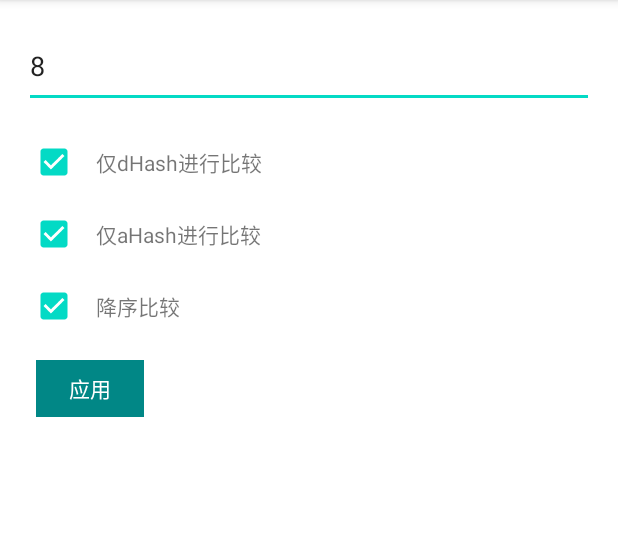
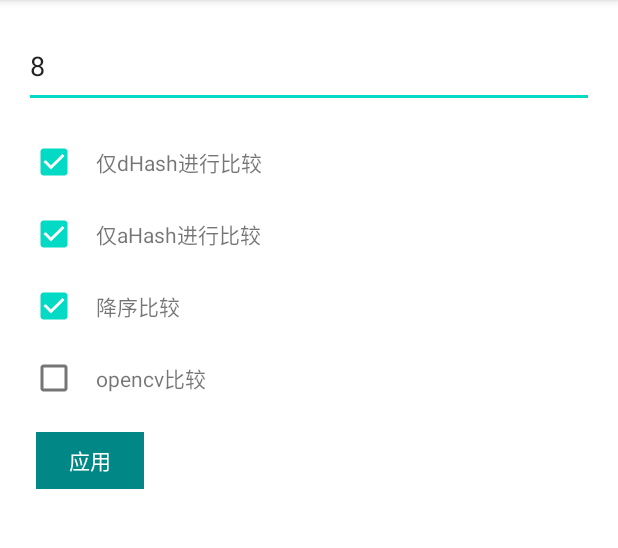
Before and after one commit to panwj/pwjCode, an Android app: the SettingActivity screen opened directly, with no data from a screen before it, on a phone screen of 412 x 824 dp, the part 84-632 px from its top. Run offline under Robolectric (Android 15) with nearby library versions, the phone set to English and light mode, and no system bars.

Commit message:
添加opencv比较方式以及优化代码

```diff
--- a/SimiImageDemo/app/src/main/java/com/ex/simi/SettingActivity.java
+++ b/SimiImageDemo/app/src/main/java/com/ex/simi/SettingActivity.java
@@ -20,9 +20,9 @@ import com.ex.simi.util.Logv;
 public class SettingActivity extends AppCompatActivity {
 
     private EditText mEditText;
-    private CheckBox mDCb, mACb, mDescCb;
+    private CheckBox mDCb, mACb, mOpencv, mDescCb;
     private TextView mOk;
-    private boolean dHash = true, aHash = true, desc;
+    private boolean dHash = true, aHash = true, opencv, desc;
 
     @Override
     protected void onCreate(@Nullable Bundle savedInstanceState) {
@@ -32,6 +32,7 @@ public class SettingActivity extends AppCompatActivity {
         mDCb = findViewById(R.id.cb_dHash);
         mACb = findViewById(R.id.cb_aHash);
         mDescCb = findViewById(R.id.cb_desc);
+        mOpencv = findViewById(R.id.cb_cv);
         mOk = findViewById(R.id.ok);
 
         SharedPreferences sharedPreferences = getSharedPreferences(getApplicationContext().getPackageName() + "_preferences", Context.MODE_PRIVATE);
@@ -41,11 +42,13 @@ public class SettingActivity extends AppCompatActivity {
         dHash = sharedPreferences.getBoolean("dHash", true);
         aHash = sharedPreferences.getBoolean("aHash", true);
         desc = sharedPreferences.getBoolean("desc", true);
+        opencv = sharedPreferences.getBoolean("opencv", false);
 //        Logv.e("setting sampleSize : " + sampleSize + "   dHash : " + dHash + "  aHash : " + aHash + "  desc : " + desc);
 
         mDCb.setChecked(dHash);
         mACb.setChecked(aHash);
         mDescCb.setChecked(desc);
+        mOpencv.setChecked(opencv);
         mEditText.setText("" + sampleSize);
 
         mDCb.setOnCheckedChangeListener(new CompoundButton.OnCheckedChangeListener() {
@@ -69,6 +72,13 @@ public class SettingActivity extends AppCompatActivity {
             }
         });
 
+        mOpencv.setOnCheckedChangeListener(new CompoundButton.OnCheckedChangeListener() {
+            @Override
+            public void onCheckedChanged(CompoundButton buttonView, boolean isChecked) {
+                opencv = isChecked;
+            }
+        });
+
         mOk.setOnClickListener(new View.OnClickListener() {
             @Override
             public void onClick(View v) {
@@ -79,7 +89,7 @@ public class SettingActivity extends AppCompatActivity {
                     return;
                 }
 
-                if (!(dHash || aHash)) {
+                if (!(dHash || aHash || opencv)) {
                     Toast.makeText(SettingActivity.this, "dHash 或 aHash 必须设置", Toast.LENGTH_SHORT).show();
                     return;
                 }
@@ -88,6 +98,7 @@ public class SettingActivity extends AppCompatActivity {
                 editor.putInt("sampleSize", Integer.valueOf(sm));
                 editor.putBoolean("dHash", dHash);
                 editor.putBoolean("aHash", aHash);
+                editor.putBoolean("opencv", opencv);
                 editor.putBoolean("desc", desc);
                 editor.commit();
                 new Thread(new Runnable() {
--- a/SimiImageDemo/app/src/main/java/com/ex/simi/normal/ImageHashUtil.java
+++ b/SimiImageDemo/app/src/main/java/com/ex/simi/normal/ImageHashUtil.java
@@ -281,9 +281,9 @@ public class ImageHashUtil {
             return null;
         }
         Bitmap scaledBitmap = ThumbnailUtils.extractThumbnail(bitmap, width, height);
-//        if (scaledBitmap != null && scaledBitmap.getConfig() != Bitmap.Config.ARGB_8888) {
-//            scaledBitmap.setConfig(Bitmap.Config.ARGB_8888);
-//        }
+        if (scaledBitmap != null && scaledBitmap.getConfig() != Bitmap.Config.ARGB_8888) {
+            scaledBitmap.setConfig(Bitmap.Config.ARGB_8888);
+        }
         return scaledBitmap;
     }
 
--- a/SimiImageDemo/app/src/main/res/layout/activity_setting.xml
+++ b/SimiImageDemo/app/src/main/res/layout/activity_setting.xml
@@ -67,6 +67,24 @@
         android:layout_marginStart="16dp"
         android:layout_height="wrap_content" />
 
+    <CheckBox
+        android:id="@+id/cb_cv"
+        android:layout_width="24dp"
+        android:layout_height="24dp"
+        android:layout_margin="24dp"
+        android:textColor="@color/black"
+        app:layout_constraintStart_toStartOf="parent"
+        app:layout_constraintTop_toBottomOf="@id/cb_desc"/>
+
+    <TextView
+        app:layout_constraintTop_toTopOf="@id/cb_cv"
+        app:layout_constraintBottom_toBottomOf="@id/cb_cv"
+        app:layout_constraintStart_toEndOf="@id/cb_cv"
+        android:text="opencv比较"
+        android:layout_width="200dp"
+        android:layout_marginStart="16dp"
+        android:layout_height="wrap_content" />
+
     <TextView
         android:id="@+id/ok"
         android:layout_width="72dp"
@@ -75,7 +93,7 @@
         android:layout_margin="24dp"
         android:gravity="center"
         android:textColor="@color/white"
-        app:layout_constraintTop_toBottomOf="@id/cb_desc"
+        app:layout_constraintTop_toBottomOf="@id/cb_cv"
         app:layout_constraintStart_toStartOf="parent"
         android:text="应用"/>
 
```
Also changed, not shown: SimiImageDemo/app/src/main/java/com/ex/simi/SimiImageActivity.java (+66 -34 lines).
